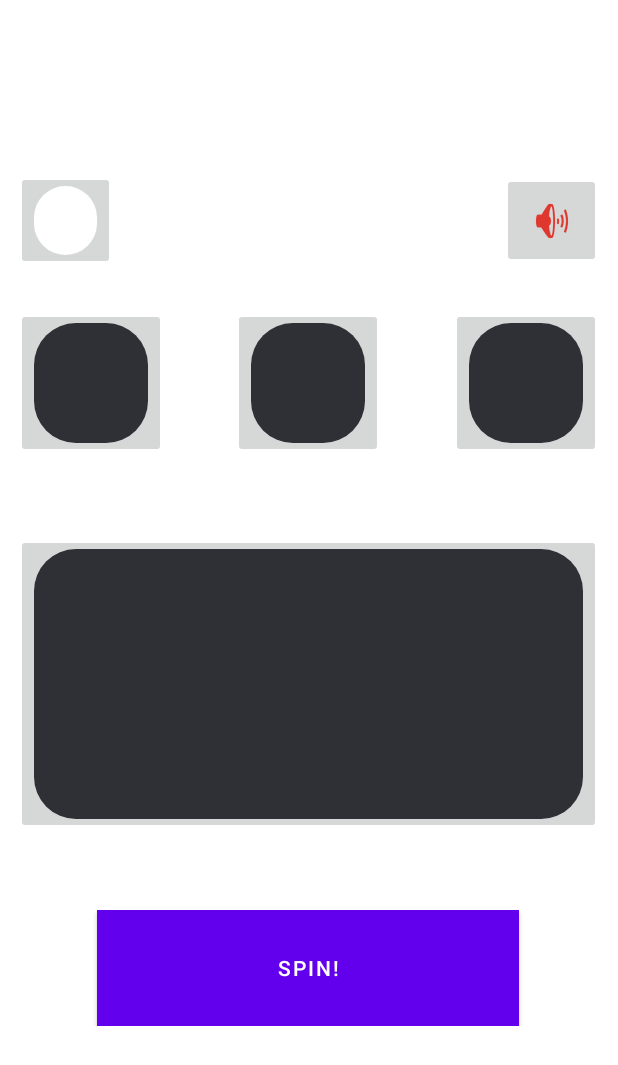
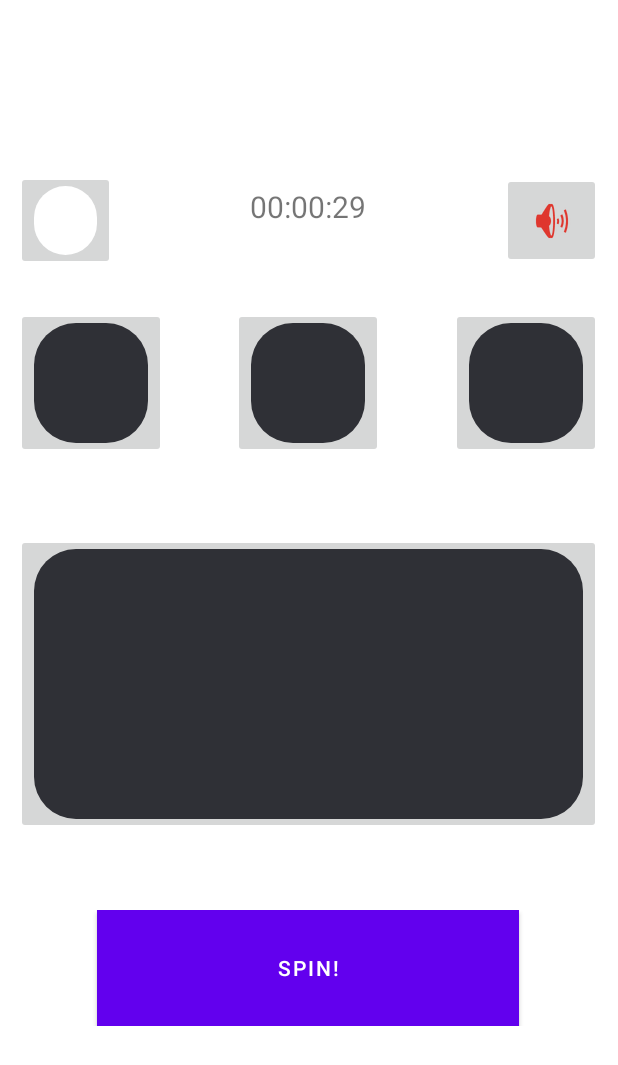
Before and after one commit to GroupA-SODV2999-CapstoneProject/FindAndPlay, an Android app: the SlotMachine screen opened directly, with no data from a screen before it, after a tap on "SPIN!", on a phone screen of 412 x 824 dp. Shown: the top 1065 px of the screen. Run offline under Robolectric (Android 15) with nearby library versions, the phone set to English and light mode, and no system bars; our stand-ins replace Firebase (no records; nobody signed in at launch, a user with empty details on screens opened directly).

Commit message:
add timer logic

```diff
--- a/app/src/main/java/com/hfad/findandplayA/SlotMachine.java
+++ b/app/src/main/java/com/hfad/findandplayA/SlotMachine.java
@@ -24,11 +24,13 @@ package com.hfad.findandplayA;
 import android.net.Uri;
 import android.os.Build;
 import android.os.Bundle;
+import android.os.CountDownTimer;
 import android.util.Log;
 import android.view.View;
 import android.widget.Button;
 import android.widget.ImageView;
 import android.widget.RelativeLayout;
+import android.widget.TextView;
 import android.widget.Toast;
 
 import androidx.annotation.RequiresApi;
@@ -37,9 +39,14 @@ import androidx.appcompat.app.AppCompatActivity;
 import com.hfad.findandplayA.viewmodels.Game;
 import com.hfad.findandplayA.viewmodels.PlayItem;
 
+import java.text.DecimalFormat;
+import java.text.NumberFormat;
+
 public class SlotMachine extends AppCompatActivity implements View.OnClickListener {
 
     private static final String TAG = "Slot_Activity";
+    private int counter = 0;
+    private TextView timerText;
     private Button spinBtn;
     private Button startBtn;
     private Game game;
@@ -65,7 +72,7 @@ public class SlotMachine extends AppCompatActivity implements View.OnClickListen
             spinner.setVisibility(View.GONE);
             main.setVisibility(View.VISIBLE);
         });
-
+        timerText = findViewById(R.id.timerText);
         spinBtn = (Button) findViewById(R.id.spinBtn);
         startBtn = (Button) findViewById(R.id.startBtn);
         startBtn.setEnabled(false);
@@ -90,6 +97,24 @@ public class SlotMachine extends AppCompatActivity implements View.OnClickListen
         int id = v.getId();
         if (id == R.id.spinBtn) {
             spin(v);
+            new CountDownTimer(30000, 1000) {
+                @Override
+                public void onTick(long l) {
+                    NumberFormat format = new DecimalFormat("00");
+                    long hour = (l/3600000)%24;
+                    long minute = (l/60000)%60;
+                    long second = (l/1000)%60;
+                    timerText.setText(format.format(hour) + ":" + format.format(minute) + ":" + format.format(second));
+                    startBtn.setEnabled(false);
+                }
+
+                @Override
+                public void onFinish() {
+                    timerText.setText("00:00:00");
+                    Toast.makeText(SlotMachine.this,"Time Over!", Toast.LENGTH_SHORT).show();
+                    startBtn.setEnabled(true);
+                }
+            }.start();
         } else if (id == R.id.startBtn) {
             startGame(v);
         } else {
--- a/app/src/main/res/layout/activity_slot_machinev2.xml
+++ b/app/src/main/res/layout/activity_slot_machinev2.xml
@@ -43,27 +43,29 @@
             android:layout_width="match_parent"
             android:layout_height="0dp"
             android:layout_weight="1"
-            >
+            tools:ignore="DuplicateIds">
+
             <RelativeLayout
                 android:id="@+id/layout_main_content"
-                android:visibility="visible"
-                android:layout_weight="1"
                 android:layout_width="390dp"
                 android:layout_height="wrap_content"
-                android:layout_centerInParent="true">
+                android:layout_centerInParent="true"
+                android:layout_weight="1"
+                android:visibility="visible">
 
                 <LinearLayout
                     android:id="@+id/llayout_col0"
-                    android:orientation="horizontal"
                     android:layout_width="fill_parent"
                     android:layout_height="wrap_content"
-                    android:gravity="center">
+                    android:gravity="center"
+                    android:orientation="horizontal">
+
                     <ImageButton
                         android:id="@+id/imageButton5"
                         android:layout_width="66dp"
                         android:layout_height="66dp"
-                        android:tint="#FFFFFF"
                         app:srcCompat="@android:drawable/toast_frame"
+                        app:tint="#FFFFFF"
                         tools:ignore="SpeakableTextPresentCheck" />
 
                     <TextView
@@ -76,19 +78,19 @@
                         android:id="@+id/imageButton6"
                         android:layout_width="66dp"
                         android:layout_height="63dp"
-                        android:tint="#DF362D"
                         app:srcCompat="@android:drawable/ic_lock_silent_mode_off"
+                        app:tint="#DF362D"
                         tools:ignore="SpeakableTextPresentCheck" />
                 </LinearLayout>
 
                 <LinearLayout
                     android:id="@+id/llayout_col1"
-                    android:layout_below="@+id/llayout_col0"
-                    android:orientation="horizontal"
                     android:layout_width="fill_parent"
                     android:layout_height="wrap_content"
+                    android:layout_below="@+id/llayout_col0"
+                    android:layout_marginVertical="25dp"
                     android:gravity="center"
-                    android:layout_marginVertical="25dp">
+                    android:orientation="horizontal">
 
                     <ImageButton
                         android:id="@+id/imageButton"
@@ -126,12 +128,12 @@
 
                 <LinearLayout
                     android:id="@+id/llayout_col2"
-                    android:layout_below="@+id/llayout_col1"
-                    android:orientation="horizontal"
                     android:layout_width="fill_parent"
                     android:layout_height="wrap_content"
+                    android:layout_below="@+id/llayout_col1"
+                    android:layout_marginVertical="25dp"
                     android:gravity="center"
-                    android:layout_marginVertical="25dp">
+                    android:orientation="horizontal">
 
                     <ImageButton
                         android:id="@+id/imageButton4"
@@ -144,12 +146,12 @@
 
                 <LinearLayout
                     android:id="@+id/llayout_col3"
-                    android:layout_below="@+id/llayout_col2"
-                    android:orientation="horizontal"
                     android:layout_width="fill_parent"
                     android:layout_height="wrap_content"
+                    android:layout_below="@+id/llayout_col2"
+                    android:layout_marginVertical="25dp"
                     android:gravity="center"
-                    android:layout_marginVertical="25dp">
+                    android:orientation="horizontal">
 
                     <Button
                         android:id="@+id/spinBtn"
@@ -172,7 +174,18 @@
                         app:iconTint="#DF362D"
                         tools:visibility="gone" />
                 </LinearLayout>
+
+                <TextView
+                    android:id="@+id/timerText"
+                    android:layout_width="match_parent"
+                    android:layout_height="wrap_content"
+                    android:layout_margin="10dp"
+                    android:text="00:00:00"
+                    android:textAlignment="center"
+                    android:textSize="20dp" />
+
             </RelativeLayout>
+
         </RelativeLayout>
     </LinearLayout>
 
```
